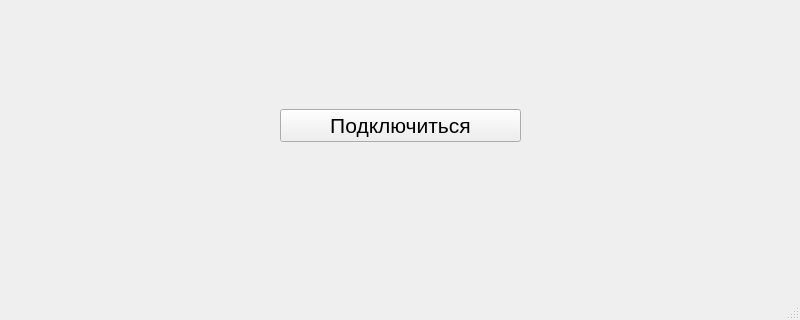
Before: the Qt Designer form 5_term/сети и телекоммуникации/ДР/ChatRooms/client/authwindow.ui in fadeyjo/Bauman, drawn with Qt 5; both pictures show x 0 to 800 and y 580 to 900 of the 800 by 900 pixel window.
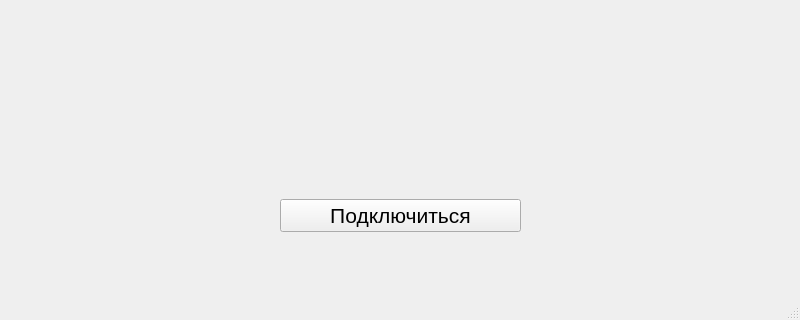
After: the same form once the commit is applied.

Diff of the .ui file:
```diff
--- a/5_term/сети и телекоммуникации/ДР/ChatRooms/client/authwindow.ui
+++ b/5_term/сети и телекоммуникации/ДР/ChatRooms/client/authwindow.ui
@@ -82,9 +82,9 @@
     <property name="geometry">
      <rect>
       <x>10</x>
-      <y>590</y>
+      <y>750</y>
       <width>781</width>
-      <height>231</height>
+      <height>91</height>
      </rect>
     </property>
     <layout class="QHBoxLayout" name="horizontalLayout_3">
```
